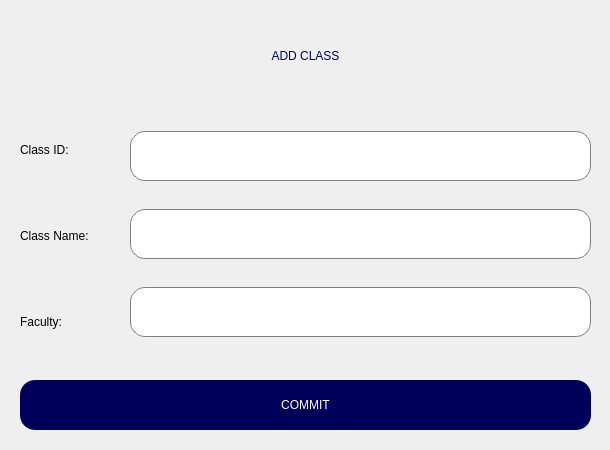
Old version of the form ui/Admin/AddClass.ui in the repository nmthuy426/KTLT-FINALTERM.
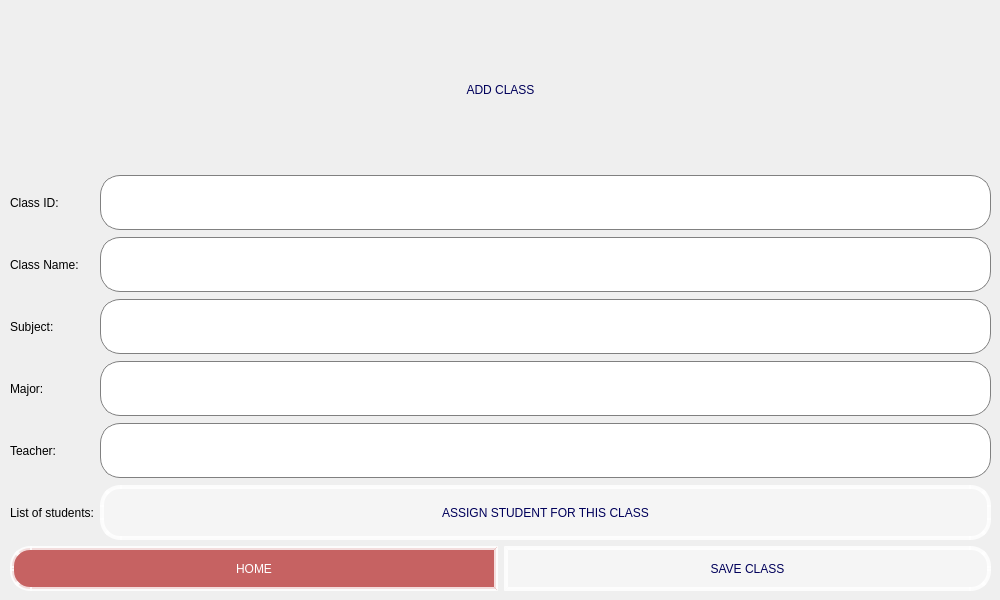
New version of the form.

Patch:
```diff
--- a/ui/Admin/AddClass.ui
+++ b/ui/Admin/AddClass.ui
@@ -6,8 +6,8 @@
    <rect>
     <x>0</x>
     <y>0</y>
-    <width>610</width>
-    <height>450</height>
+    <width>1000</width>
+    <height>600</height>
    </rect>
   </property>
   <property name="windowTitle">
@@ -16,209 +16,423 @@
   <widget class="QWidget" name="verticalLayoutWidget_11">
    <property name="geometry">
     <rect>
-     <x>130</x>
-     <y>110</y>
-     <width>461</width>
-     <height>251</height>
+     <x>10</x>
+     <y>10</y>
+     <width>981</width>
+     <height>581</height>
     </rect>
    </property>
-   <layout class="QVBoxLayout" name="verticalLayout_13">
-    <property name="spacing">
-     <number>7</number>
-    </property>
+   <layout class="QVBoxLayout" name="verticalLayout">
     <item>
-     <widget class="QLineEdit" name="lineEdit_id_4">
-      <property name="sizePolicy">
-       <sizepolicy hsizetype="Expanding" vsizetype="Expanding">
-        <horstretch>0</horstretch>
-        <verstretch>0</verstretch>
-       </sizepolicy>
-      </property>
-      <property name="maximumSize">
-       <size>
-        <width>16777215</width>
-        <height>50</height>
-       </size>
-      </property>
-      <property name="sizeIncrement">
-       <size>
-        <width>0</width>
-        <height>10</height>
-       </size>
-      </property>
+     <widget class="QLabel" name="label">
       <property name="styleSheet">
-       <string notr="true">QLineEdit {
-    border: 1px solid gray;
-    border-radius: 15px; /* Bo góc */
-    padding: 10px;
-    font: 500 15px &quot;Cambria&quot;;
-    background: white;
-    padding-right: 20px; /* Chừa khoảng trống bên phải */
-}</string>
-      </property>
-     </widget>
-    </item>
-    <item>
-     <widget class="QLineEdit" name="lineEdit_fullname_4">
-      <property name="sizePolicy">
-       <sizepolicy hsizetype="Expanding" vsizetype="Expanding">
-        <horstretch>0</horstretch>
-        <verstretch>0</verstretch>
-       </sizepolicy>
-      </property>
-      <property name="maximumSize">
-       <size>
-        <width>16777215</width>
-        <height>50</height>
-       </size>
-      </property>
-      <property name="sizeIncrement">
-       <size>
-        <width>0</width>
-        <height>10</height>
-       </size>
-      </property>
-      <property name="styleSheet">
-       <string notr="true">QLineEdit {
-    border: 1px solid gray;
-    border-radius: 15px; /* Bo góc */
-    padding: 10px;
-    font: 500 15px &quot;Cambria&quot;;
-    background: white;
-    padding-right: 20px; /* Chừa khoảng trống bên phải */
-}</string>
-      </property>
-     </widget>
-    </item>
-    <item>
-     <widget class="QLineEdit" name="lineEdit_mail_4">
-      <property name="sizePolicy">
-       <sizepolicy hsizetype="Expanding" vsizetype="Expanding">
-        <horstretch>0</horstretch>
-        <verstretch>0</verstretch>
-       </sizepolicy>
-      </property>
-      <property name="maximumSize">
-       <size>
-        <width>16777215</width>
-        <height>50</height>
-       </size>
-      </property>
-      <property name="sizeIncrement">
-       <size>
-        <width>0</width>
-        <height>10</height>
-       </size>
-      </property>
-      <property name="styleSheet">
-       <string notr="true">QLineEdit {
-    border: 1px solid gray;
-    border-radius: 15px; /* Bo góc */
-    padding: 10px;
-    font: 500 15px &quot;Cambria&quot;;
-    background: white;
-    padding-right: 20px; /* Chừa khoảng trống bên phải */
-}</string>
-      </property>
-     </widget>
-    </item>
-   </layout>
-  </widget>
-  <widget class="QPushButton" name="pushButton_updateinfo_2">
-   <property name="geometry">
-    <rect>
-     <x>20</x>
-     <y>380</y>
-     <width>571</width>
-     <height>50</height>
-    </rect>
-   </property>
-   <property name="minimumSize">
-    <size>
-     <width>0</width>
-     <height>40</height>
-    </size>
-   </property>
-   <property name="maximumSize">
-    <size>
-     <width>16777215</width>
-     <height>50</height>
-    </size>
-   </property>
-   <property name="styleSheet">
-    <string notr="true">color: rgb(255, 255, 255);
-border-radius: 15px;
-background-color: rgb(0,0,90);
-font: 2000 12pt &quot;Arial&quot;;</string>
-   </property>
-   <property name="text">
-    <string>COMMIT</string>
-   </property>
-  </widget>
-  <widget class="QWidget" name="verticalLayoutWidget_10">
-   <property name="geometry">
-    <rect>
-     <x>20</x>
-     <y>110</y>
-     <width>101</width>
-     <height>251</height>
-    </rect>
-   </property>
-   <layout class="QVBoxLayout" name="verticalLayout_12">
-    <property name="spacing">
-     <number>7</number>
-    </property>
-    <item>
-     <widget class="QLabel" name="label_18">
-      <property name="styleSheet">
-       <string notr="true">font: 1000 10pt &quot;Cambria&quot;;</string>
-      </property>
-      <property name="text">
-       <string>Class ID:</string>
-      </property>
-     </widget>
-    </item>
-    <item>
-     <widget class="QLabel" name="label_19">
-      <property name="styleSheet">
-       <string notr="true">font: 1000 10pt &quot;Cambria&quot;;</string>
-      </property>
-      <property name="text">
-       <string>Class Name:</string>
-      </property>
-     </widget>
-    </item>
-    <item>
-     <widget class="QLabel" name="label_20">
-      <property name="styleSheet">
-       <string notr="true">font: 1000 10pt &quot;Cambria&quot;;</string>
-      </property>
-      <property name="text">
-       <string>Faculty:</string>
-      </property>
-     </widget>
-    </item>
-   </layout>
-  </widget>
-  <widget class="QLabel" name="label">
-   <property name="geometry">
-    <rect>
-     <x>20</x>
-     <y>30</y>
-     <width>571</width>
-     <height>51</height>
-    </rect>
-   </property>
-   <property name="styleSheet">
-    <string notr="true">color: rgb(0, 0, 90);
+       <string notr="true">color: rgb(0, 0, 90);
 font: 5000 22pt &quot;Arial&quot;;</string>
-   </property>
-   <property name="text">
-    <string>ADD CLASS</string>
-   </property>
-   <property name="alignment">
-    <set>Qt::AlignCenter</set>
-   </property>
+      </property>
+      <property name="text">
+       <string>ADD CLASS</string>
+      </property>
+      <property name="alignment">
+       <set>Qt::AlignCenter</set>
+      </property>
+     </widget>
+    </item>
+    <item>
+     <layout class="QHBoxLayout" name="horizontalLayout_2">
+      <item>
+       <layout class="QVBoxLayout" name="verticalLayout_12">
+        <property name="spacing">
+         <number>7</number>
+        </property>
+        <item>
+         <widget class="QLabel" name="label_18">
+          <property name="maximumSize">
+           <size>
+            <width>16777215</width>
+            <height>55</height>
+           </size>
+          </property>
+          <property name="styleSheet">
+           <string notr="true">font: 1000 10pt &quot;Cambria&quot;;</string>
+          </property>
+          <property name="text">
+           <string>Class ID:</string>
+          </property>
+         </widget>
+        </item>
+        <item>
+         <widget class="QLabel" name="label_19">
+          <property name="maximumSize">
+           <size>
+            <width>16777215</width>
+            <height>55</height>
+           </size>
+          </property>
+          <property name="styleSheet">
+           <string notr="true">font: 1000 10pt &quot;Cambria&quot;;</string>
+          </property>
+          <property name="text">
+           <string>Class Name:</string>
+          </property>
+         </widget>
+        </item>
+        <item>
+         <widget class="QLabel" name="label_20">
+          <property name="maximumSize">
+           <size>
+            <width>16777215</width>
+            <height>55</height>
+           </size>
+          </property>
+          <property name="styleSheet">
+           <string notr="true">font: 1000 10pt &quot;Cambria&quot;;</string>
+          </property>
+          <property name="text">
+           <string>Subject:</string>
+          </property>
+         </widget>
+        </item>
+        <item>
+         <widget class="QLabel" name="label_21">
+          <property name="maximumSize">
+           <size>
+            <width>16777215</width>
+            <height>55</height>
+           </size>
+          </property>
+          <property name="styleSheet">
+           <string notr="true">font: 1000 10pt &quot;Cambria&quot;;</string>
+          </property>
+          <property name="text">
+           <string>Major:</string>
+          </property>
+         </widget>
+        </item>
+        <item>
+         <widget class="QLabel" name="label_22">
+          <property name="maximumSize">
+           <size>
+            <width>16777215</width>
+            <height>55</height>
+           </size>
+          </property>
+          <property name="styleSheet">
+           <string notr="true">font: 1000 10pt &quot;Cambria&quot;;</string>
+          </property>
+          <property name="text">
+           <string>Teacher:</string>
+          </property>
+         </widget>
+        </item>
+        <item>
+         <widget class="QLabel" name="label_23">
+          <property name="maximumSize">
+           <size>
+            <width>16777215</width>
+            <height>55</height>
+           </size>
+          </property>
+          <property name="styleSheet">
+           <string notr="true">font: 1000 10pt &quot;Cambria&quot;;</string>
+          </property>
+          <property name="text">
+           <string>List of students:</string>
+          </property>
+         </widget>
+        </item>
+       </layout>
+      </item>
+      <item>
+       <layout class="QVBoxLayout" name="verticalLayout_13">
+        <property name="spacing">
+         <number>7</number>
+        </property>
+        <item>
+         <widget class="QLineEdit" name="lineEdit_id_4">
+          <property name="sizePolicy">
+           <sizepolicy hsizetype="Expanding" vsizetype="Expanding">
+            <horstretch>0</horstretch>
+            <verstretch>0</verstretch>
+           </sizepolicy>
+          </property>
+          <property name="maximumSize">
+           <size>
+            <width>16777215</width>
+            <height>55</height>
+           </size>
+          </property>
+          <property name="sizeIncrement">
+           <size>
+            <width>0</width>
+            <height>10</height>
+           </size>
+          </property>
+          <property name="styleSheet">
+           <string notr="true">QLineEdit {
+    border: 1px solid gray;
+    border-radius: 20px; /* Bo góc */
+    padding: 10px;
+    font: 500 15px &quot;Cambria&quot;;
+    background: white;
+    padding-right: 20px; /* Chừa khoảng trống bên phải */
+}</string>
+          </property>
+         </widget>
+        </item>
+        <item>
+         <widget class="QLineEdit" name="lineEdit_fullname_4">
+          <property name="sizePolicy">
+           <sizepolicy hsizetype="Expanding" vsizetype="Expanding">
+            <horstretch>0</horstretch>
+            <verstretch>0</verstretch>
+           </sizepolicy>
+          </property>
+          <property name="maximumSize">
+           <size>
+            <width>16777215</width>
+            <height>55</height>
+           </size>
+          </property>
+          <property name="sizeIncrement">
+           <size>
+            <width>0</width>
+            <height>10</height>
+           </size>
+          </property>
+          <property name="styleSheet">
+           <string notr="true">QLineEdit {
+    border: 1px solid gray;
+    border-radius: 20px; /* Bo góc */
+    padding: 10px;
+    font: 500 15px &quot;Cambria&quot;;
+    background: white;
+    padding-right: 20px; /* Chừa khoảng trống bên phải */
+}</string>
+          </property>
+         </widget>
+        </item>
+        <item>
+         <widget class="QLineEdit" name="lineEdit_mail_4">
+          <property name="sizePolicy">
+           <sizepolicy hsizetype="Expanding" vsizetype="Expanding">
+            <horstretch>0</horstretch>
+            <verstretch>0</verstretch>
+           </sizepolicy>
+          </property>
+          <property name="maximumSize">
+           <size>
+            <width>16777215</width>
+            <height>55</height>
+           </size>
+          </property>
+          <property name="sizeIncrement">
+           <size>
+            <width>0</width>
+            <height>10</height>
+           </size>
+          </property>
+          <property name="styleSheet">
+           <string notr="true">QLineEdit {
+    border: 1px solid gray;
+    border-radius: 20px; /* Bo góc */
+    padding: 10px;
+    font: 500 15px &quot;Cambria&quot;;
+    background: white;
+    padding-right: 20px; /* Chừa khoảng trống bên phải */
+}</string>
+          </property>
+         </widget>
+        </item>
+        <item>
+         <widget class="QLineEdit" name="lineEdit_mail_8">
+          <property name="sizePolicy">
+           <sizepolicy hsizetype="Expanding" vsizetype="Expanding">
+            <horstretch>0</horstretch>
+            <verstretch>0</verstretch>
+           </sizepolicy>
+          </property>
+          <property name="maximumSize">
+           <size>
+            <width>16777215</width>
+            <height>55</height>
+           </size>
+          </property>
+          <property name="sizeIncrement">
+           <size>
+            <width>0</width>
+            <height>10</height>
+           </size>
+          </property>
+          <property name="styleSheet">
+           <string notr="true">QLineEdit {
+    border: 1px solid gray;
+    border-radius: 20px; /* Bo góc */
+    padding: 10px;
+    font: 500 15px &quot;Cambria&quot;;
+    background: white;
+    padding-right: 20px; /* Chừa khoảng trống bên phải */
+}</string>
+          </property>
+         </widget>
+        </item>
+        <item>
+         <widget class="QLineEdit" name="lineEdit_mail_6">
+          <property name="sizePolicy">
+           <sizepolicy hsizetype="Expanding" vsizetype="Expanding">
+            <horstretch>0</horstretch>
+            <verstretch>0</verstretch>
+           </sizepolicy>
+          </property>
+          <property name="maximumSize">
+           <size>
+            <width>16777215</width>
+            <height>55</height>
+           </size>
+          </property>
+          <property name="sizeIncrement">
+           <size>
+            <width>0</width>
+            <height>10</height>
+           </size>
+          </property>
+          <property name="styleSheet">
+           <string notr="true">QLineEdit {
+    border: 1px solid gray;
+    border-radius: 20px; /* Bo góc */
+    padding: 10px;
+    font: 500 15px &quot;Cambria&quot;;
+    background: white;
+    padding-right: 20px; /* Chừa khoảng trống bên phải */
+}</string>
+          </property>
+         </widget>
+        </item>
+        <item>
+         <widget class="QPushButton" name="pushButton_AssignStudent_2">
+          <property name="maximumSize">
+           <size>
+            <width>16777215</width>
+            <height>55</height>
+           </size>
+          </property>
+          <property name="styleSheet">
+           <string notr="true">QPushButton {
+    font: 5000 14pt &quot;Arial&quot;; /* Font Arial Black, size 12 */
+    background-color: rgba(255,255,255,100); /* Màu nền đỏ đậm */
+    color: rgb(0,0,90); /* Màu chữ trắng */
+    border-radius: 20px;
+	padding: 8px; /* Khoảng cách giữa chữ và viền */
+    border: 4px solid rgba(255, 255,255, 200); /* Viền đỏ đậm */
+    box-shadow: 3px 3px 8px rgba(0, 0, 0, 100); /* Đổ bóng */
+}
+
+QPushButton:hover {
+    background-color: rgb(0,0,90); /* Màu sáng hơn khi hover */
+	color: rgb(255,255,255);
+}
+
+QPushButton:pressed {
+    background-color: rgb(0, 0,9); /* Màu tối hơn khi nhấn */
+	color: rgb(255,255,255);
+    box-shadow: 1px 1px 5px rgba(0, 0, 0, 150); /* Giảm bóng khi nhấn */
+}</string>
+          </property>
+          <property name="text">
+           <string>ASSIGN STUDENT FOR THIS CLASS</string>
+          </property>
+         </widget>
+        </item>
+       </layout>
+      </item>
+     </layout>
+    </item>
+    <item>
+     <layout class="QHBoxLayout" name="horizontalLayout">
+      <item>
+       <widget class="QPushButton" name="pushButton_Home">
+        <property name="minimumSize">
+         <size>
+          <width>0</width>
+          <height>35</height>
+         </size>
+        </property>
+        <property name="maximumSize">
+         <size>
+          <width>16777215</width>
+          <height>45</height>
+         </size>
+        </property>
+        <property name="styleSheet">
+         <string notr="true">QPushButton {
+    font: 5000 14pt &quot;Arial&quot;; /* Font Arial Black, size 12 */
+    background-color: rgba(170,0,0,150); /* Màu nền đỏ đậm */
+    color: rgb(255,255,255); /* Màu chữ trắng */
+    border-top-left-radius: 20px;
+    border-bottom-left-radius: 20px;
+    border-top-right-radius: 0px;
+    border-bottom-right-radius: 0px;
+    padding: 4px; /* Khoảng cách giữa chữ và viền */
+    border: 4px solid rgba(255, 255,255, 200); /* Viền đỏ đậm */
+    box-shadow: 3px 3px 8px rgba(0, 0, 0, 100); /* Đổ bóng */
+}
+
+QPushButton:hover {
+    background-color: rgb(170,0,0); /* Màu sáng hơn khi hover */
+	color: rgb(255,255,255);
+}
+
+QPushButton:pressed {
+    background-color: rgb(112,0,0); /* Màu tối hơn khi nhấn */
+	color: rgb(255,255,255);
+    box-shadow: 1px 1px 5px rgba(0, 0, 0, 150); /* Giảm bóng khi nhấn */
+}</string>
+        </property>
+        <property name="text">
+         <string>HOME</string>
+        </property>
+       </widget>
+      </item>
+      <item>
+       <widget class="QPushButton" name="pushButton_AssignStudent">
+        <property name="maximumSize">
+         <size>
+          <width>16777215</width>
+          <height>45</height>
+         </size>
+        </property>
+        <property name="styleSheet">
+         <string notr="true">QPushButton {
+    font: 5000 14pt &quot;Arial&quot;; /* Font Arial Black, size 12 */
+    background-color: rgba(255,255,255,100); /* Màu nền đỏ đậm */
+    color: rgb(0,0,90); /* Màu chữ trắng */
+    border-top-left-radius: 0px;
+    border-bottom-left-radius: 0px;
+    border-top-right-radius: 20px;
+    border-bottom-right-radius: 20px;
+	padding: 8px; /* Khoảng cách giữa chữ và viền */
+    border: 4px solid rgba(255, 255,255, 200); /* Viền đỏ đậm */
+    box-shadow: 3px 3px 8px rgba(0, 0, 0, 100); /* Đổ bóng */
+}
+
+QPushButton:hover {
+    background-color: rgb(0,0,90); /* Màu sáng hơn khi hover */
+	color: rgb(255,255,255);
+}
+
+QPushButton:pressed {
+    background-color: rgb(0, 0,9); /* Màu tối hơn khi nhấn */
+	color: rgb(255,255,255);
+    box-shadow: 1px 1px 5px rgba(0, 0, 0, 150); /* Giảm bóng khi nhấn */
+}</string>
+        </property>
+        <property name="text">
+         <string>SAVE CLASS</string>
+        </property>
+       </widget>
+      </item>
+     </layout>
+    </item>
+   </layout>
   </widget>
  </widget>
  <resources/>
```
Left out of the diff: 2 changed lines with no effect on the pictures.
